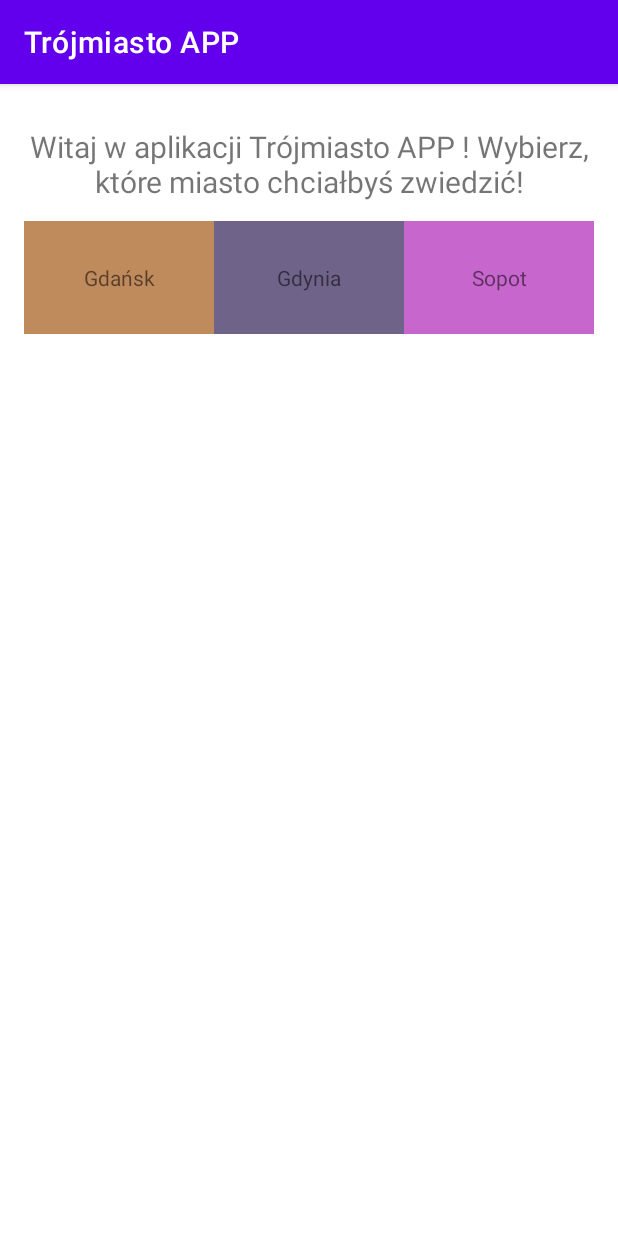
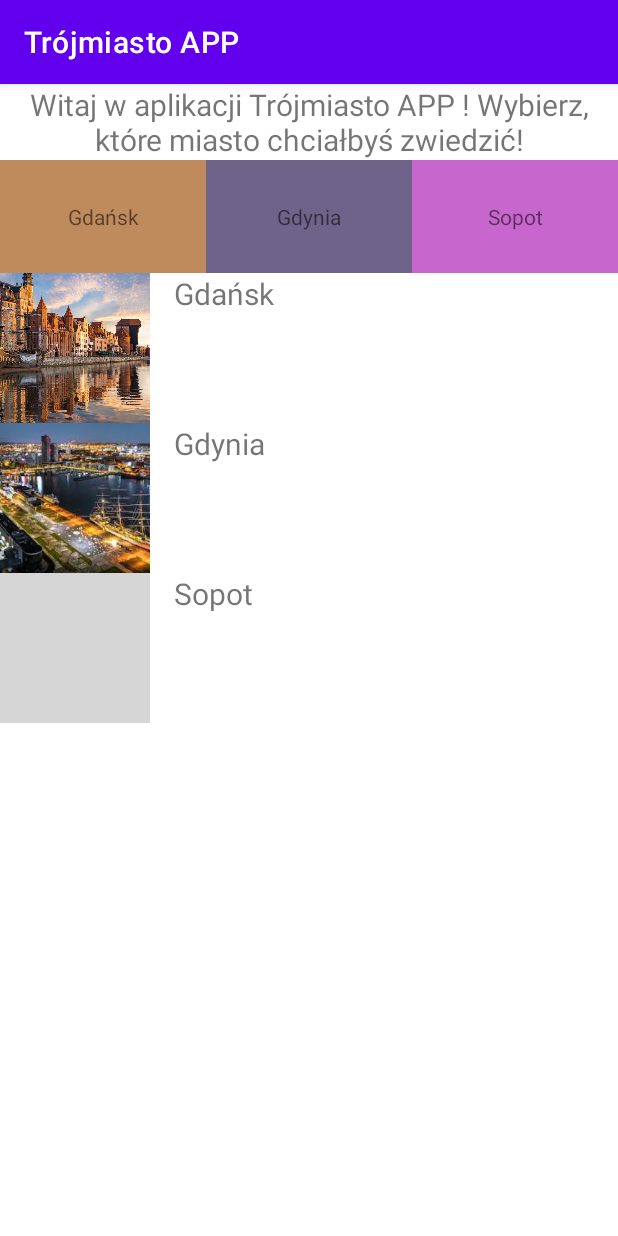
Before and after one commit to Kakaoss/TrojmiastoAPP, an Android app: the screen it shows after launch (MainActivity), on a phone screen of 412 x 824 dp. Run offline under Robolectric (Android 15) with nearby library versions, the phone set to English and light mode, and no system bars; grey boxes are pictures that could not be loaded.

Commit message:
do dokonczenia, zrobic wyswietlanie po pare atrakcji do kazdego z miast

```diff
--- a/app/build.gradle
+++ b/app/build.gradle
@@ -5,12 +5,12 @@ plugins {
 
 android {
     namespace 'com.example.trjmiastoapp'
-    compileSdk 32
+    compileSdk 33
 
     defaultConfig {
         applicationId "com.example.trjmiastoapp"
         minSdk 23
-        targetSdk 32
+        targetSdk 33
         versionCode 1
         versionName "1.0"
 
--- /dev/null
+++ b/app/src/main/java/com/example/trjmiastoapp/Item.kt
@@ -0,0 +1,2 @@
+package com.example.trjmiastoapp
+data class Item(val imageId: Int, val title: String)
--- /dev/null
+++ b/app/src/main/java/com/example/trjmiastoapp/ItemsAdapter.kt
@@ -0,0 +1,29 @@
+package com.example.trjmiastoapp
+
+import android.view.LayoutInflater
+import android.view.View
+import android.view.ViewGroup
+import android.widget.ImageView
+import android.widget.TextView
+import androidx.recyclerview.widget.RecyclerView
+
+class ItemsAdapter(private val items: List<Item>) : RecyclerView.Adapter<ItemsAdapter.ViewHolder>() {
+
+    class ViewHolder(view: View) : RecyclerView.ViewHolder(view) {
+        val itemImageView: ImageView = view.findViewById(R.id.item_image_view)
+        val itemTextView: TextView = view.findViewById(R.id.item_text_view)
+    }
+
+    override fun onCreateViewHolder(parent: ViewGroup, viewType: Int): ViewHolder {
+        val view = LayoutInflater.from(parent.context).inflate(R.layout.item_layout, parent, false)
+        return ViewHolder(view)
+    }
+
+    override fun onBindViewHolder(holder: ViewHolder, position: Int) {
+        val item = items[position]
+        holder.itemImageView.setImageResource(item.imageId)
+        holder.itemTextView.text = item.title
+    }
+
+    override fun getItemCount() = items.size
+}
--- a/app/src/main/java/com/example/trjmiastoapp/MainActivity.kt
+++ b/app/src/main/java/com/example/trjmiastoapp/MainActivity.kt
@@ -1,13 +1,46 @@
 package com.example.trjmiastoapp
 
+import android.annotation.SuppressLint
 import androidx.appcompat.app.AppCompatActivity
 import android.os.Bundle
+import android.widget.TextView
+import androidx.core.view.ViewCompat
+import androidx.core.view.WindowInsetsCompat
+import androidx.recyclerview.widget.LinearLayoutManager
+import androidx.recyclerview.widget.RecyclerView
+
 
 class MainActivity : AppCompatActivity() {
+
+    private val items = listOf(
+        Item(R.drawable.gdansk, "Gdańsk"),
+        Item(R.drawable.gdynia, "Gdynia"),
+        Item(R.drawable.sopot, "Sopot")
+    )
+    @SuppressLint("MissingInflatedId")
     override fun onCreate(savedInstanceState: Bundle?) {
         super.onCreate(savedInstanceState)
         setContentView(R.layout.activity_main)
+
+        ViewCompat.setOnApplyWindowInsetsListener(findViewById(R.id.main)) { v, insets ->
+            val systemBars = insets.getInsets(WindowInsetsCompat.Type.systemBars())
+            v.setPadding(systemBars.left, systemBars.top, systemBars.right, systemBars.bottom)
+            insets
+        }
+
+        val recycler_view = findViewById<RecyclerView>(R.id.recycler_view)
+        recycler_view.layoutManager = LinearLayoutManager(this)
+        recycler_view.adapter = ItemsAdapter(items)
+
+        findViewById<TextView>(R.id.gdansk_text_view).setOnClickListener { showItems(0) }
+        findViewById<TextView>(R.id.gdynia_text_view).setOnClickListener { showItems(1) }
+        findViewById<TextView>(R.id.sopot_text_view).setOnClickListener { showItems(2) }
+
+
     }
 
-
+    private fun showItems(cityIndex: Int) {
+        val cityItems = items.filter { item -> item.title == items[cityIndex].title }
+        findViewById<RecyclerView>(R.id.recycler_view).adapter = ItemsAdapter(cityItems)
+    }
 }
--- a/app/src/main/res/layout/activity_main.xml
+++ b/app/src/main/res/layout/activity_main.xml
@@ -1,49 +1,62 @@
+<androidx.coordinatorlayout.widget.CoordinatorLayout
+    xmlns:android="http://schemas.android.com/apk/res/android"
+    android:id="@+id/main"
+    android:layout_width="match_parent"
+    android:layout_height="match_parent">
+
     <LinearLayout xmlns:android="http://schemas.android.com/apk/res/android"
         xmlns:tools="http://schemas.android.com/tools"
         android:layout_width="match_parent"
         android:layout_height="match_parent"
         android:orientation="vertical"
-    android:padding="16dp">
+        tools:context=".MainActivity">
 
         <TextView
             android:layout_width="match_parent"
-        android:layout_height="75dp"
+            android:layout_height="wrap_content"
+            android:gravity="center"
             android:text="@string/welcome_message"
-        android:textSize="20sp"
-        android:gravity="center"/>
+            android:textSize="20sp" />
 
         <LinearLayout
             android:layout_width="match_parent"
-        android:layout_height="75dp"
+            android:layout_height="wrap_content"
             android:orientation="horizontal">
 
             <TextView
-            android:id="@+id/textViewGdansk"
+                android:id="@+id/gdansk_text_view"
                 android:layout_width="0dp"
-            android:layout_height="match_parent"
+                android:layout_height="75dp"
                 android:layout_weight="1"
+                android:background="@color/colorGdansk"
+                android:gravity="center"
                 android:text="@string/gdansk"
-            android:gravity="center"
-            android:background="@color/colorGdansk"/>
+                tools:ignore="TextContrastCheck" />
 
             <TextView
-            android:id="@+id/textViewGdynia"
+                android:id="@+id/gdynia_text_view"
                 android:layout_width="0dp"
-            android:layout_height="match_parent"
+                android:layout_height="75dp"
                 android:layout_weight="1"
+                android:background="@color/colorGdynia"
+                android:gravity="center"
                 android:text="@string/gdynia"
-            android:gravity="center"
-            android:background="@color/colorGdynia"/>
+                tools:ignore="TextContrastCheck" />
 
             <TextView
-            android:id="@+id/textViewSopot"
+                android:id="@+id/sopot_text_view"
                 android:layout_width="0dp"
-            android:layout_height="match_parent"
+                android:layout_height="75dp"
                 android:layout_weight="1"
+                android:background="@color/colorSopot"
+                android:gravity="center"
                 android:text="@string/sopot"
-            android:gravity="center"
-            android:background="@color/colorSopot"/>
-
+                tools:ignore="TextContrastCheck" />
         </LinearLayout>
 
+        <androidx.recyclerview.widget.RecyclerView
+            android:id="@+id/recycler_view"
+            android:layout_width="match_parent"
+            android:layout_height="match_parent" />
     </LinearLayout>
+</androidx.coordinatorlayout.widget.CoordinatorLayout>
--- /dev/null
+++ b/app/src/main/res/layout/item_layout.xml
@@ -0,0 +1,28 @@
+<?xml version="1.0" encoding="utf-8"?>
+<LinearLayout xmlns:android="http://schemas.android.com/apk/res/android"
+    xmlns:tools="http://schemas.android.com/tools"
+    android:layout_width="match_parent"
+    android:layout_height="wrap_content"
+    android:orientation="vertical">
+
+    <LinearLayout
+        android:layout_width="match_parent"
+        android:layout_height="wrap_content"
+        android:orientation="horizontal"
+        tools:ignore="UselessParent">
+
+        <ImageView
+            android:id="@+id/item_image_view"
+            android:layout_width="100dp"
+            android:layout_height="100dp"
+            android:scaleType="centerCrop" />
+
+        <TextView
+            android:id="@+id/item_text_view"
+            android:layout_width="wrap_content"
+            android:layout_height="wrap_content"
+            android:layout_marginStart="16dp"
+            android:text="Item title"
+            android:textSize="20sp" />
+    </LinearLayout>
+</LinearLayout>
```
Also changed, not shown: app/src/main/res/drawable/gdansk.jpg (added), app/src/main/res/drawable/gdynia.jpg (added), 1 other file. Lines whose indentation alone changed are shown as unchanged.
